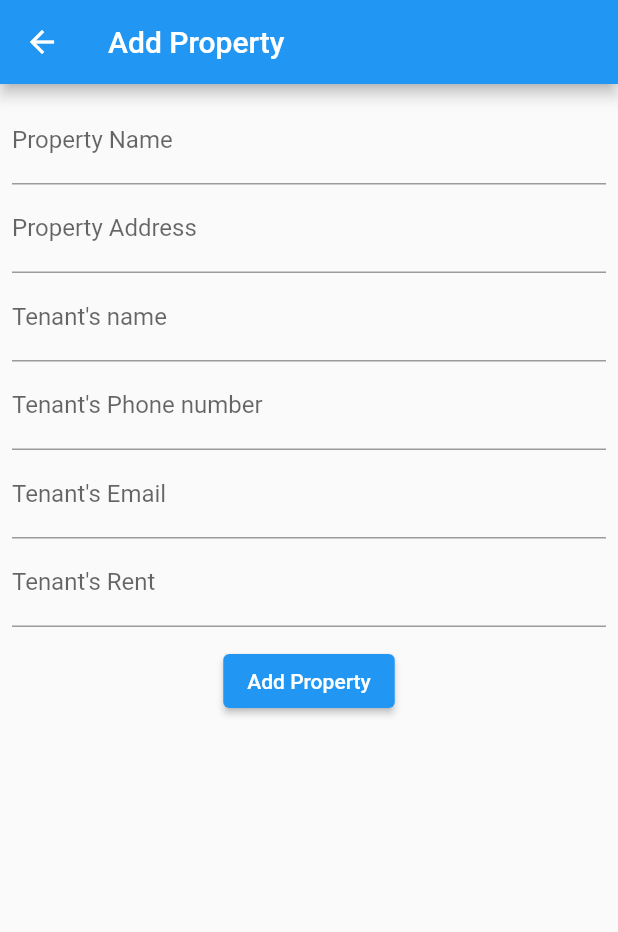
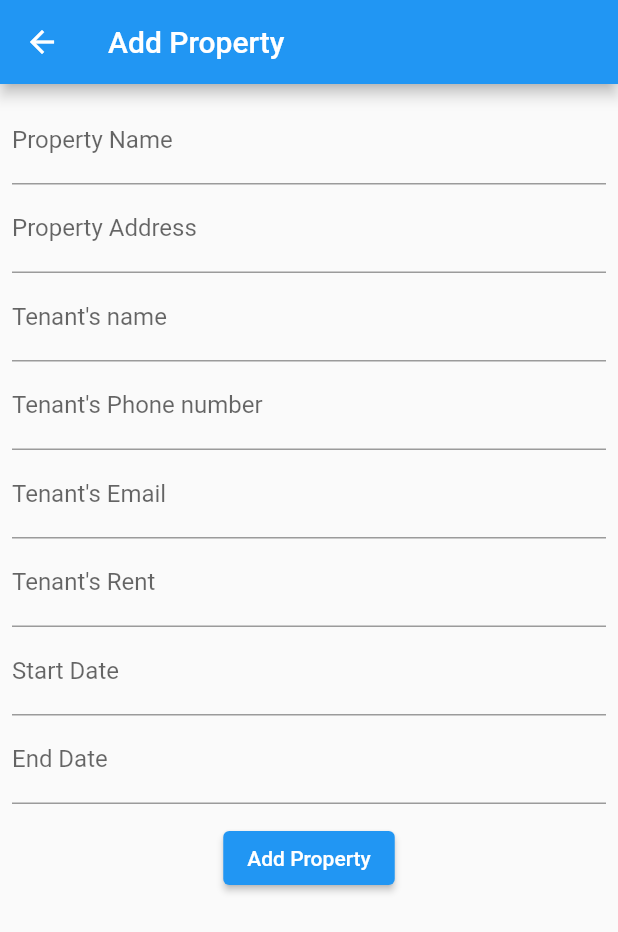
Before and after one commit to harsh1715/PropertyPal, a Flutter app: the AddPropertyForm screen opened directly, on a phone screen of 412 x 824 dp. Shown: the top 932 px of the screen. Run offline on Flutter 3.47's test engine with Material 2 defaults, Android fonts, the phone set to English and light mode, and no system bars; our stand-ins replace cloud_firestore, firebase_auth, firebase_core, flutter_svg; accounts and stored records are empty.

Commit message:
Date added

```diff
--- a/lib/screens/home_screen.dart
+++ b/lib/screens/home_screen.dart
@@ -457,7 +457,7 @@ class Houses extends StatelessWidget {
                                           children: [
                                             Icon(Icons.key, color: Colors.grey),
                                             Text(
-                                              "time",
+                                              "${property['startDate']} - ${property['endDate']}",
                                               style: TextStyle(
                                                   color: Colors.black26,
                                                   fontSize: 15),
--- a/lib/widgets/add_property_form.dart
+++ b/lib/widgets/add_property_form.dart
@@ -21,6 +21,8 @@ class _AddPropertyFormState extends State<AddPropertyForm> {
   final _tenantPhone = TextEditingController();
   final _tenantEmail = TextEditingController();
   final _tenantRent = TextEditingController();
+  final _startDateController = TextEditingController();
+  final _endDateController = TextEditingController();
 
 
   var db = Db();
@@ -51,7 +53,9 @@ class _AddPropertyFormState extends State<AddPropertyForm> {
         'tenantName': _tenantName.text,
         'tenantPhone': _tenantPhone.text,
         'tenantEmail': _tenantEmail.text,
-        'tenantRent': _tenantRent.text
+        'tenantRent': _tenantRent.text,
+        'startDate': _startDateController.text,
+        'endDate': _endDateController.text
       };
       //
       // await authService.login(data, context);
@@ -69,13 +73,21 @@ class _AddPropertyFormState extends State<AddPropertyForm> {
   DateTime? _startDate;
   DateTime? _endDate;
 
+
+
   Future<void> _selectDate(BuildContext context, bool isStartDate) async {
     final DateTime currentDate = DateTime.now();
-    final DateTime lastDate = currentDate.add(Duration(days: 30)); // Adjust this to your desired timeline
+    DateTime initialDate = currentDate;
+
+    if (_startDate != null && isStartDate) {
+      initialDate = _startDate!;
+    }
+
+    final DateTime lastDate = initialDate.add(Duration(days: 30)); // Add 30 days to the initial date
 
     final DateTime? picked = await showDatePicker(
       context: context,
-      initialDate: currentDate,
+      initialDate: initialDate,
       firstDate: currentDate,
       lastDate: lastDate,
     );
@@ -84,8 +96,10 @@ class _AddPropertyFormState extends State<AddPropertyForm> {
       setState(() {
         if (isStartDate) {
           _startDate = picked;
+          _startDateController.text = DateFormat.yMMMd().format(picked);
         } else {
           _endDate = picked;
+          _endDateController.text = DateFormat.yMMMd().format(picked);
         }
       });
     }
@@ -173,17 +187,28 @@ class _AddPropertyFormState extends State<AddPropertyForm> {
                       labelText: 'Tenant\'s Rent'
                   ),
                 ),
-                // TextFormField(
-                //   validator: appValidator.isEmptyCheck,
-                //   onTap: () {
-                //     _selectDate(context, true);
-                //   },
-                //   readOnly: true,
-                //   decoration: InputDecoration(
-                //     labelText: 'Timeline',
-                //   ),
-                //   controller: TextEditingController(text: _getFormattedTimeline()),
-                // ),
+                TextFormField(
+                  validator: appValidator.isEmptyCheck,
+                  onTap: () {
+                    _selectDate(context, true);
+                  },
+                  readOnly: true,
+                  decoration: InputDecoration(
+                    labelText: 'Start Date',
+                  ),
+                  controller: _startDateController,
+                ),
+                TextFormField(
+                  validator: appValidator.isEmptyCheck,
+                  onTap: () {
+                    _selectDate(context, false);
+                  },
+                  readOnly: true,
+                  decoration: InputDecoration(
+                    labelText: 'End Date',
+                  ),
+                  controller: _endDateController,
+                ),
                 SizedBox(
                   height: 12,
                 ),
```
